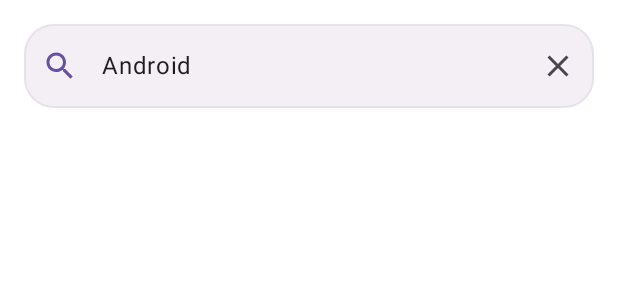
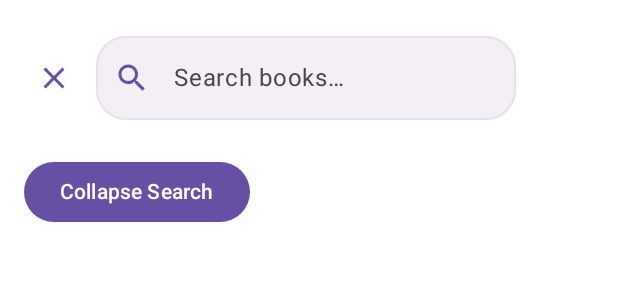
Before and after one commit to rikoarik/BooksFinder, an Android app built with Jetpack Compose: the @Preview function SearchBarPreview, on a phone screen of 412 x 824 dp. Shown: the top 300 px of the screen. Run offline under Robolectric (Android 15) with nearby library versions, the phone set to English and light mode, and no system bars.

Commit message:
feat: implement collapsible search bar with horizontal animations
- Add collapsible search bar that expands horizontally
- Implement smooth expand/shrink animations (300ms)
- Add toggle button with search/close icons
- Auto-focus management when expanded
- Horizontal expand from left to right
- Proper state management for expanded/collapsed states

```diff
--- a/app/src/main/java/com/app/bookfinder/ui/components/SearchBar.kt
+++ b/app/src/main/java/com/app/bookfinder/ui/components/SearchBar.kt
@@ -1,21 +1,30 @@
 package com.app.bookfinder.ui.components
 
-import androidx.compose.foundation.layout.fillMaxWidth
-import androidx.compose.foundation.layout.padding
-import androidx.compose.foundation.layout.size
+import androidx.compose.animation.AnimatedVisibility
+import androidx.compose.animation.core.animateFloatAsState
+import androidx.compose.animation.core.tween
+import androidx.compose.animation.expandHorizontally
+import androidx.compose.animation.fadeIn
+import androidx.compose.animation.fadeOut
+import androidx.compose.animation.shrinkHorizontally
+import androidx.compose.foundation.layout.*
 import androidx.compose.foundation.shape.RoundedCornerShape
 import androidx.compose.foundation.text.KeyboardActions
 import androidx.compose.foundation.text.KeyboardOptions
 import androidx.compose.material.icons.Icons
+import androidx.compose.material.icons.filled.Search
 import androidx.compose.material.icons.filled.Clear
-import androidx.compose.material.icons.filled.Search
+import androidx.compose.material.icons.filled.Close
 import androidx.compose.material3.*
 import androidx.compose.runtime.*
+import androidx.compose.ui.Alignment
 import androidx.compose.ui.Modifier
 import androidx.compose.ui.focus.FocusRequester
 import androidx.compose.ui.focus.focusRequester
 import androidx.compose.ui.graphics.vector.ImageVector
+import androidx.compose.ui.hapticfeedback.HapticFeedbackType
 import androidx.compose.ui.platform.LocalFocusManager
+import androidx.compose.ui.platform.LocalHapticFeedback
 import androidx.compose.ui.res.stringResource
 import androidx.compose.ui.text.input.ImeAction
 import androidx.compose.ui.tooling.preview.Preview
@@ -33,11 +42,57 @@
     placeholder: String = stringResource(R.string.search_placeholder),
     leadingIcon: ImageVector = Icons.Default.Search,
     trailingIcon: ImageVector? = Icons.Default.Clear,
-    isLoading: Boolean = false
+    isLoading: Boolean = false,
+    isExpanded: Boolean = false,
+    onToggleExpanded: (() -> Unit)? = null
 ) {
     val focusManager = LocalFocusManager.current
     val focusRequester = remember { FocusRequester() }
+    val hapticFeedback = LocalHapticFeedback.current
 
+    // Animated scale for toggle button
+    val toggleScale by animateFloatAsState(
+        targetValue = if (isExpanded) 1f else 0.8f,
+        animationSpec = tween(200),
+        label = "toggle_scale"
+    )
+
+    Row(
+        modifier = modifier.fillMaxWidth(),
+        verticalAlignment = Alignment.CenterVertically
+    ) {
+        // Toggle button to expand/collapse search
+        if (onToggleExpanded != null) {
+            IconButton(
+                onClick = {
+                    hapticFeedback.performHapticFeedback(HapticFeedbackType.TextHandleMove)
+                    onToggleExpanded()
+                },
+                modifier = Modifier
+                    .size(48.dp)
+                    .padding(end = 8.dp)
+            ) {
+                Icon(
+                    imageVector = if (isExpanded) Icons.Default.Close else Icons.Default.Search,
+                    contentDescription = if (isExpanded) "Close search" else "Open search",
+                    tint = MaterialTheme.colorScheme.primary,
+                    modifier = Modifier.size(24.dp)
+                )
+            }
+        }
+
+        // Animated search field
+        AnimatedVisibility(
+            visible = isExpanded,
+            enter = expandHorizontally(
+                expandFrom = Alignment.Start,
+                animationSpec = tween(300)
+            ) + fadeIn(animationSpec = tween(300)),
+            exit = shrinkHorizontally(
+                shrinkTowards = Alignment.Start,
+                animationSpec = tween(300)
+            ) + fadeOut(animationSpec = tween(300))
+        ) {
             OutlinedTextField(
                 value = query,
                 onValueChange = onQueryChange,
@@ -78,9 +133,9 @@
                         }
                     }
                 },
-        modifier = modifier
-            .fillMaxWidth()
-            .padding(16.dp)
+                modifier = Modifier
+                    .weight(1f)
+                    .padding(vertical = 8.dp)
                     .focusRequester(focusRequester),
                 shape = RoundedCornerShape(20.dp),
                 colors = OutlinedTextFieldDefaults.colors(
@@ -95,6 +150,7 @@
                 keyboardActions = KeyboardActions(
                     onSearch = {
                         if (query.isNotEmpty() && !isLoading) {
+                            hapticFeedback.performHapticFeedback(HapticFeedbackType.TextHandleMove)
                             onSearch(query)
                             focusManager.clearFocus()
                         }
@@ -103,9 +159,14 @@
                 singleLine = true,
                 enabled = !isLoading
             )
+        }
+    }
 
-    LaunchedEffect(Unit) {
+    // Auto-focus when expanded
+    LaunchedEffect(isExpanded) {
+        if (isExpanded) {
             focusRequester.requestFocus()
+        }
     }
 }
 
@@ -113,37 +174,26 @@
 @Composable
 fun SearchBarPreview() {
     MaterialTheme {
+        var isExpanded by remember { mutableStateOf(true) }
+        var query by remember { mutableStateOf("") }
+
+        Column(
+            modifier = Modifier.padding(16.dp),
+            verticalArrangement = Arrangement.spacedBy(16.dp)
+        ) {
             SearchBar(
-            query = "Android",
-            onQueryChange = {},
-            onSearch = {},
-            isLoading = false
+                query = query,
+                onQueryChange = { query = it },
+                onSearch = { /* Preview */ },
+                isExpanded = isExpanded,
+                onToggleExpanded = { isExpanded = !isExpanded }
             )
+
+            Button(
+                onClick = { isExpanded = !isExpanded }
+            ) {
+                Text(if (isExpanded) "Collapse Search" else "Expand Search")
             }
         }
-
-@Preview(showBackground = true)
-@Composable
-fun SearchBarEmptyPreview() {
-    MaterialTheme {
-        SearchBar(
-            query = "",
-            onQueryChange = {},
-            onSearch = {},
-            isLoading = false
-        )
     }
 }
-
-@Preview(showBackground = true)
-@Composable
-fun SearchBarLoadingPreview() {
-    MaterialTheme {
-        SearchBar(
-            query = "Android",
-            onQueryChange = {},
-            onSearch = {},
-            isLoading = true
-        )
-    }
-}
```
Lines whose indentation alone changed are shown as unchanged.
